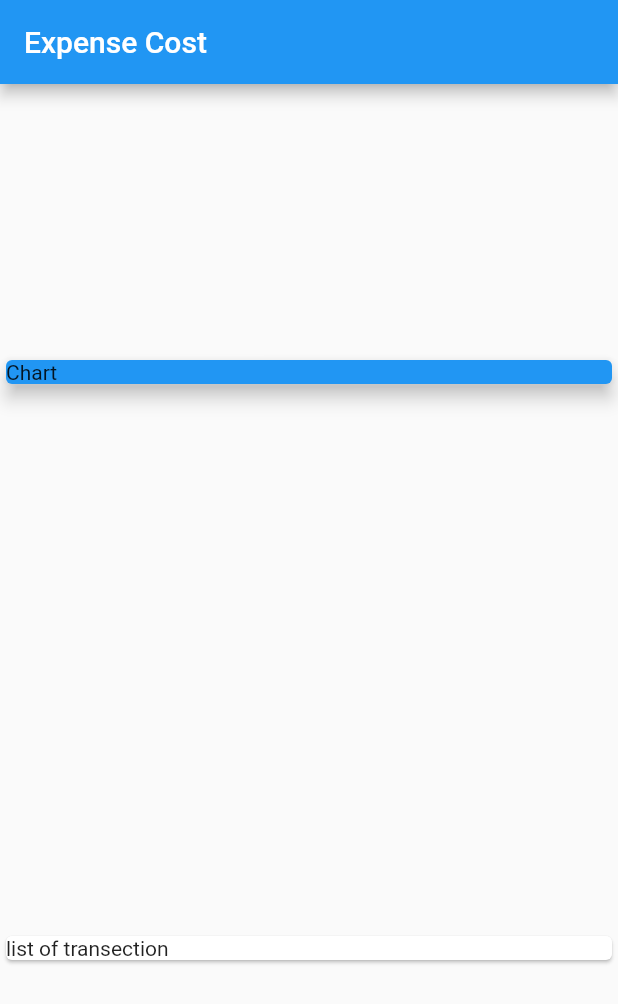
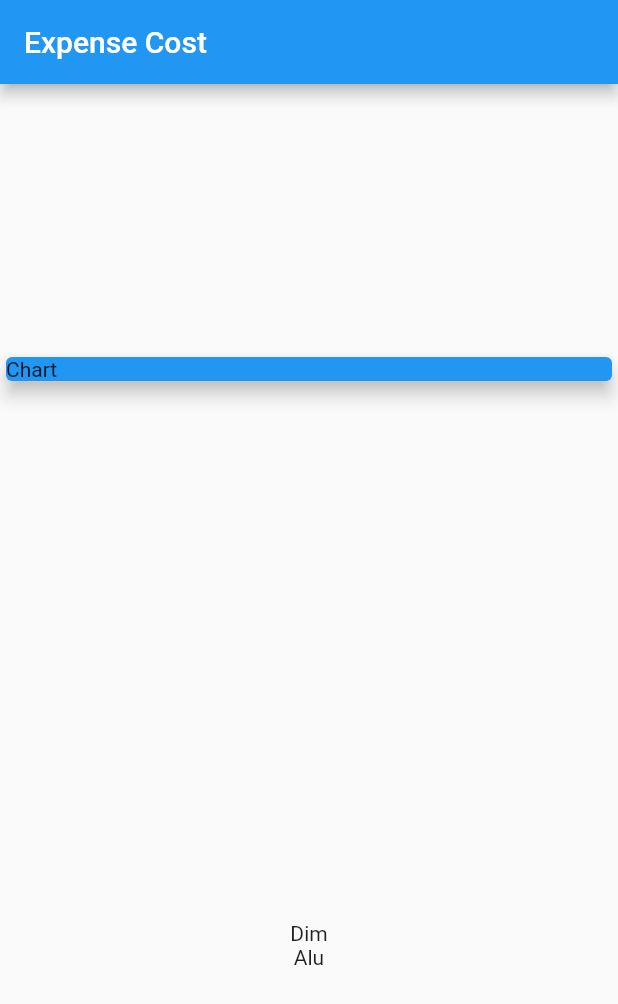
Before and after one commit to nirzonpop192/flutterTraninig, a Flutter app: the screen it shows after launch, on a phone screen of 412 x 824 dp. Shown: the top 1004 px of the screen. Run offline on Flutter 3.47's test engine with Material 2 defaults, Android fonts, the phone set to English and light mode, and no system bars.

```diff
--- a/lib/page/dashboard/dashboard.dart
+++ b/lib/page/dashboard/dashboard.dart
@@ -1,21 +1,19 @@
 import '../../index.dart';
 import 'package:flutter/material.dart';
 
-class DashBoard extends StatelessWidget{
-  final  List<Transaction> transactions=[
-    Transaction(
-        id: "1",
-        title: "Dim",
-        amount: 21.3,
-        date: DateTime.now()
-    )
+class DashBoard extends StatelessWidget {
+  final List<Transaction> transactions = [
+    Transaction(id: "1", title: "Dim", amount: 21.3, date: DateTime.now()),
+    Transaction(id: "2", title: "Alu", amount: 201.3, date: DateTime.now())
   ];
 
-     DashBoard ({Key? key}): super(key: key);
+  DashBoard({Key? key}) : super(key: key);
 
   @override
-  Widget build(BuildContext context) =>  Scaffold(
-    appBar: AppBar(title: const Text("Expense Cost"),),
+  Widget build(BuildContext context) => Scaffold(
+        appBar: AppBar(
+          title: const Text("Expense Cost"),
+        ),
         body: Column(
           mainAxisAlignment: MainAxisAlignment.spaceAround,
           crossAxisAlignment: CrossAxisAlignment.stretch,
@@ -26,13 +24,13 @@ class DashBoard extends StatelessWidget{
                   color: Colors.blue,
                   elevation: 5,
                   child: Text("Chart"),
-          )
-        ),
-        Card(
-          child: Text("list of transection"),
-        )
+                )),
+
+            Column(
+                children: transactions.map((trx) {
+              return Text(trx.title!);
+            }).toList())
           ],
         ),
       );
-
 }
```
Lines whose indentation alone changed are shown as unchanged.
